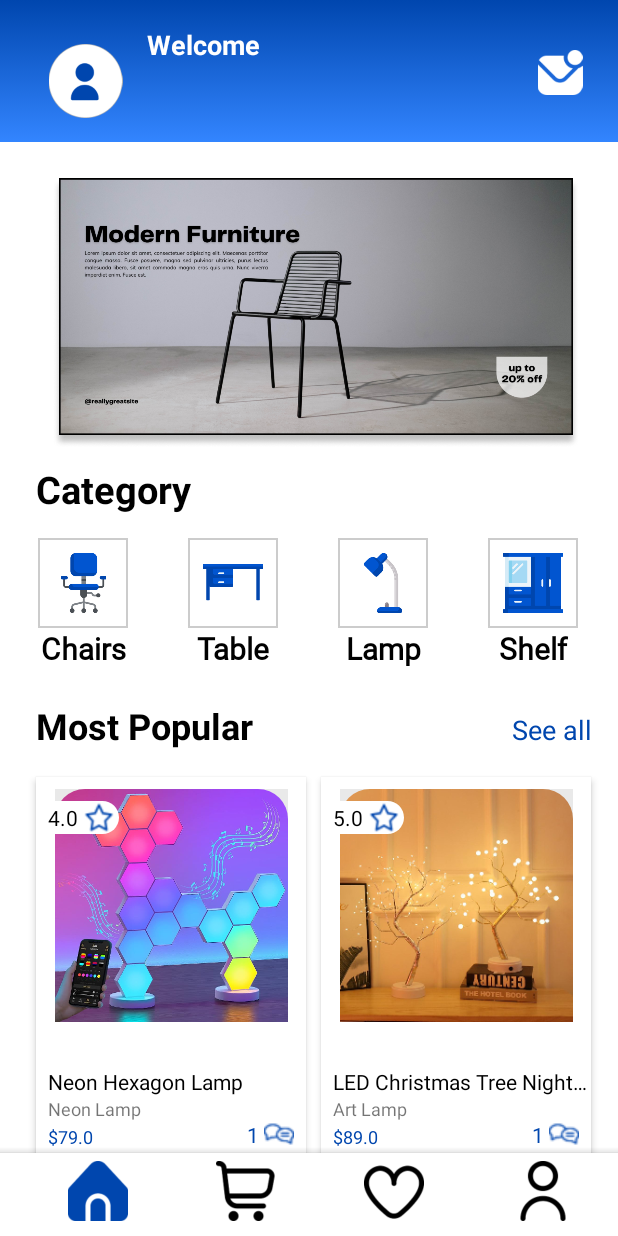
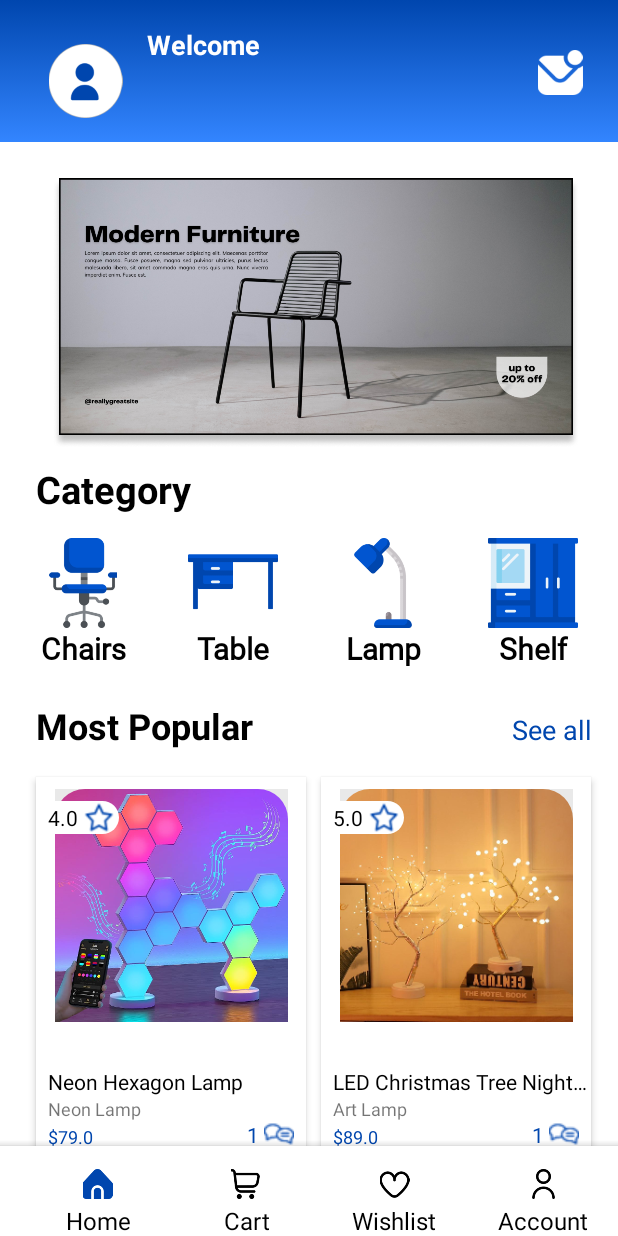
Before and after one commit to Diassdp/Aternuscommerce_Project, an Android app: the screen it shows after launch (MainActivity), on a phone screen of 412 x 824 dp. Run offline under Robolectric (Android 15) with nearby library versions, the phone set to English and light mode, and no system bars; our stand-ins replace Volley; pictures from the network do not load.

Commit message:
Latest_Update

```diff
--- a/AternusCommerce/app/src/main/java/com/aplikasi/aternuscommerce/Activity/MainActivity.java
+++ b/AternusCommerce/app/src/main/java/com/aplikasi/aternuscommerce/Activity/MainActivity.java
@@ -144,6 +144,13 @@ public class MainActivity extends AppCompatActivity {
                 startActivity(intent);
             }
         });
+        Wishlist.setOnClickListener(new View.OnClickListener() {
+            @Override
+            public void onClick(View v) {
+                Intent intent = new Intent(MainActivity.this, com.aplikasi.aternuscommerce.Activity.Wishlist.class);
+                startActivity(intent);
+            }
+        });
     }
 
     private void initRecyclerView() {
--- a/AternusCommerce/app/src/main/res/layout/activity_login.xml
+++ b/AternusCommerce/app/src/main/res/layout/activity_login.xml
@@ -8,7 +8,7 @@
     android:orientation="vertical"
     android:padding="16dp"
     android:gravity="center"
-    android:background="@color/primary"
+    android:background="@drawable/top_background"
     tools:context="com.aplikasi.aternuscommerce.Activity.Feature.Login">
 
     <!-- Small Rectangle Around Login Elements -->
--- a/AternusCommerce/app/src/main/res/layout/activity_main.xml
+++ b/AternusCommerce/app/src/main/res/layout/activity_main.xml
@@ -143,8 +143,7 @@
                         android:layout_width="60dp"
                         android:layout_height="60dp"
                         android:layout_gravity="center"
-                        android:src="@drawable/chair_logo"
-                        android:background="@drawable/border"/>
+                        android:src="@drawable/chair_logo" />
 
                     <TextView
                         android:id="@+id/textView4"
@@ -170,8 +169,7 @@
                         android:layout_width="60dp"
                         android:layout_height="60dp"
                         android:layout_gravity="center"
-                        android:src="@drawable/table_logo"
-                        android:background="@drawable/border"/>
+                        android:src="@drawable/table_logo" />
 
                     <TextView
                         android:id="@+id/textView5"
@@ -196,8 +194,7 @@
                         android:layout_width="60dp"
                         android:layout_height="60dp"
                         android:layout_gravity="center"
-                        android:src="@drawable/lamp_logo"
-                        android:background="@drawable/border"/>
+                        android:src="@drawable/lamp_logo" />
 
                     <TextView
                         android:id="@+id/textView6"
@@ -222,8 +219,7 @@
                         android:layout_width="60dp"
                         android:layout_height="60dp"
                         android:layout_gravity="center"
-                        android:src="@drawable/shelf_logo"
-                        android:background="@drawable/border"/>
+                        android:src="@drawable/shelf_logo" />
 
                     <TextView
                         android:id="@+id/textView7"
@@ -287,9 +283,9 @@
 
         <com.google.android.material.bottomappbar.BottomAppBar
             android:layout_width="match_parent"
-            android:layout_height="55dp"
-            android:padding="2dp"
-            android:layout_gravity="bottom">
+            android:layout_height="60dp"
+            android:layout_gravity="bottom"
+            android:padding="2dp">
 
             <LinearLayout
                 android:layout_width="match_parent"
@@ -304,13 +300,21 @@
 
                     <ImageView
                         android:id="@+id/HomeBtn"
-                        android:layout_width="40dp"
-                        android:layout_height="40dp"
+                        android:layout_width="30dp"
+                        android:layout_height="30dp"
                         android:layout_gravity="center"
                         android:layout_margin="3dp"
+                        android:paddingTop="10dp"
                         android:src="@drawable/home_btn"
                         app:tint="@color/blue1"
                         app:tintMode="src_in" />
+                    <TextView
+                        android:layout_width="match_parent"
+                        android:layout_height="wrap_content"
+                        android:text="Home"
+                        android:textColor="@color/black"
+                        android:textAlignment="center"
+                        android:textSize="16sp" />
                 </LinearLayout>
 
                 <LinearLayout
@@ -321,11 +325,20 @@
 
                     <ImageView
                         android:id="@+id/CartBtn"
-                        android:layout_width="40dp"
-                        android:layout_height="40dp"
+                        android:layout_width="30dp"
+                        android:layout_height="30dp"
                         android:layout_gravity="center"
                         android:layout_margin="3dp"
+                        android:paddingTop="10dp"
                         android:src="@drawable/cart_btn" />
+
+                    <TextView
+                        android:layout_width="match_parent"
+                        android:layout_height="wrap_content"
+                        android:text="Cart"
+                        android:textColor="@color/black"
+                        android:textAlignment="center"
+                        android:textSize="16sp" />
 
                 </LinearLayout>
 
@@ -337,11 +350,19 @@
 
                     <ImageView
                         android:id="@+id/WishlistBtn"
-                        android:layout_width="40dp"
-                        android:layout_height="40dp"
+                        android:layout_width="30dp"
+                        android:layout_height="30dp"
                         android:layout_gravity="center"
                         android:layout_margin="3dp"
-                        android:src="@drawable/wishlist_btn" />
+                        android:paddingTop="10dp"
+                        android:src="@drawable/wishlist_btn"/>
+                    <TextView
+                        android:layout_width="match_parent"
+                        android:layout_height="wrap_content"
+                        android:text="Wishlist"
+                        android:textColor="@color/black"
+                        android:textAlignment="center"
+                        android:textSize="16sp" />
                 </LinearLayout>
 
                 <LinearLayout
@@ -352,11 +373,21 @@
 
                     <ImageView
                         android:id="@+id/Profilebtn"
-                        android:layout_width="40dp"
-                        android:layout_height="40dp"
+                        android:layout_width="30dp"
+                        android:layout_height="30dp"
+                        android:paddingTop="10dp"
                         android:layout_gravity="center"
                         android:layout_margin="3dp"
                         android:src="@drawable/profile_btn" />
+
+                    <TextView
+                        android:layout_width="match_parent"
+                        android:layout_height="wrap_content"
+                        android:text="Account"
+                        android:textAlignment="center"
+                        android:textColor="@color/black"
+                        android:textSize="16sp" />
+
                 </LinearLayout>
             </LinearLayout>
         </com.google.android.material.bottomappbar.BottomAppBar>
--- a/AternusCommerce/app/src/main/res/layout/activity_register.xml
+++ b/AternusCommerce/app/src/main/res/layout/activity_register.xml
@@ -6,7 +6,7 @@
     android:layout_height="match_parent"
     android:orientation="vertical"
     android:padding="16dp"
-    android:background="@color/primary"
+    android:background="@drawable/top_background"
     android:gravity="center"
     tools:context="com.aplikasi.aternuscommerce.Activity.Feature.Register">
     <LinearLayout
```
Also changed, not shown: AternusCommerce/app/src/main/java/com/aplikasi/aternuscommerce/Activity/ShopingCart.java (+15 -0 lines), AternusCommerce/app/src/main/java/com/aplikasi/aternuscommerce/Activity/Wishlist.java (+13 -1 lines), AternusCommerce/app/src/main/res/drawable/gradient_color.xml (added, +9 -0 lines), AternusCommerce/app/src/main/res/layout/activity_shoping_cart.xml (+27 -8 lines), AternusCommerce/app/src/main/res/layout/activity_wishlist.xml (+34 -12 lines).
